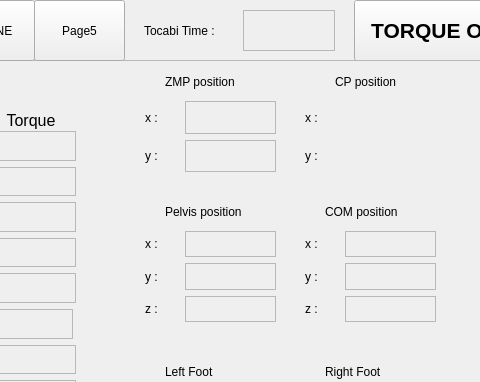
The window that tocabi_gui/src/tocabi_gui.ui (saga0619/dyros_tocabi) describes before a commit, drawn with Qt 5; both pictures show x 326 to 806 and y 0 to 382 of the 1280 by 800 pixel window.
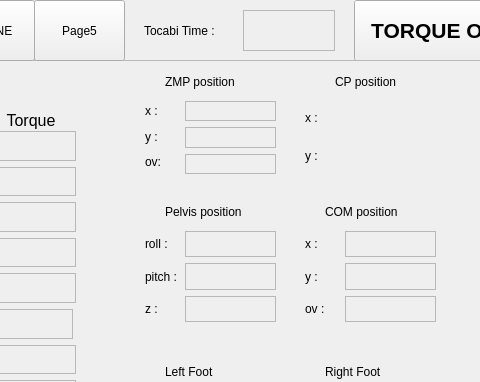
The same window after the commit. The open tabs and pages were chosen to show the change.

Diff of the .ui file:
```diff
--- a/tocabi_gui/src/tocabi_gui.ui
+++ b/tocabi_gui/src/tocabi_gui.ui
@@ -476,7 +476,7 @@
        <item>
         <widget class="QLabel" name="label_9">
          <property name="text">
-          <string>z :</string>
+          <string>ov :</string>
          </property>
         </widget>
        </item>
@@ -561,7 +561,7 @@
        <rect>
         <x>10</x>
         <y>40</y>
-        <width>31</width>
+        <width>44</width>
         <height>91</height>
        </rect>
       </property>
@@ -569,14 +569,14 @@
        <item>
         <widget class="QLabel" name="label_17">
          <property name="text">
-          <string>x :</string>
+          <string>roll :</string>
          </property>
         </widget>
        </item>
        <item>
         <widget class="QLabel" name="label_18">
          <property name="text">
-          <string>y :</string>
+          <string>pitch :</string>
          </property>
         </widget>
        </item>
@@ -624,7 +624,7 @@
         <x>50</x>
         <y>30</y>
         <width>91</width>
-        <height>71</height>
+        <height>73</height>
        </rect>
       </property>
       <layout class="QVBoxLayout" name="verticalLayout_9">
@@ -651,6 +651,16 @@
          </property>
         </widget>
        </item>
+       <item>
+        <widget class="QLabel" name="label_42">
+         <property name="frameShape">
+          <enum>QFrame::StyledPanel</enum>
+         </property>
+         <property name="text">
+          <string/>
+         </property>
+        </widget>
+       </item>
       </layout>
      </widget>
      <widget class="QWidget" name="verticalLayoutWidget_8">
@@ -677,6 +687,13 @@
          </property>
         </widget>
        </item>
+       <item>
+        <widget class="QLabel" name="label_43">
+         <property name="text">
+          <string>ov:</string>
+         </property>
+        </widget>
+       </item>
       </layout>
      </widget>
      <widget class="QLabel" name="label_28">
```
Left out of the diff: 2 changed lines with no effect on the pictures.
